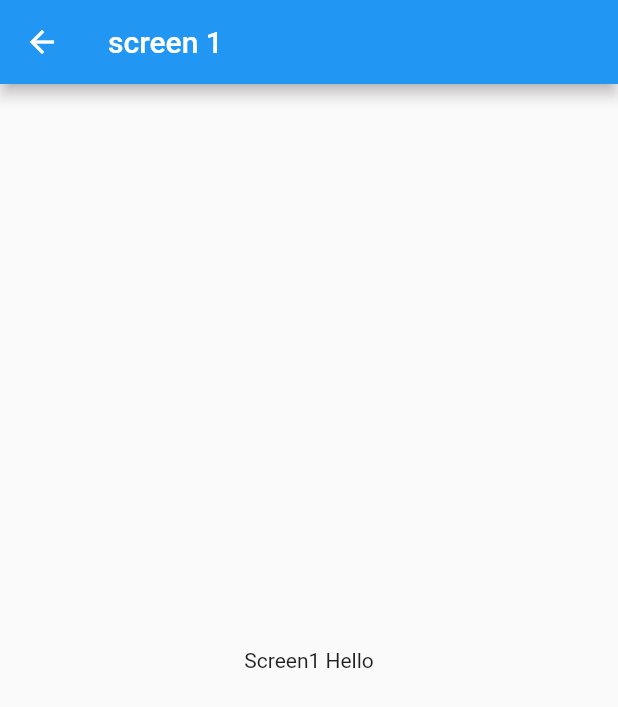
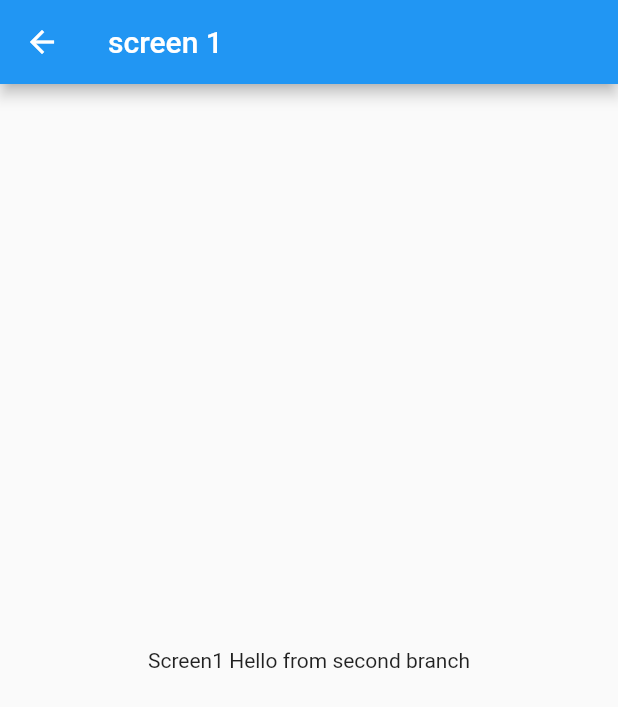
Before and after one commit to mahmoud0wahdan/vs_code_test_git, a Flutter app: the Screen1 screen opened directly, on a phone screen of 412 x 824 dp. Shown: the top 707 px of the screen. Run offline on Flutter 3.47's test engine with Material 2 defaults, Android fonts, the phone set to English and light mode, and no system bars.

Commit message:
hello from 2 branch

```diff
--- a/lib/screen1.dart
+++ b/lib/screen1.dart
@@ -9,7 +9,7 @@ class Screen1 extends StatelessWidget {
       ),
 
           body: Center(
-        child: Text("Screen1 Hello"),
+        child: Text("Screen1 Hello from second branch"),
       ),
     );
   }
```
